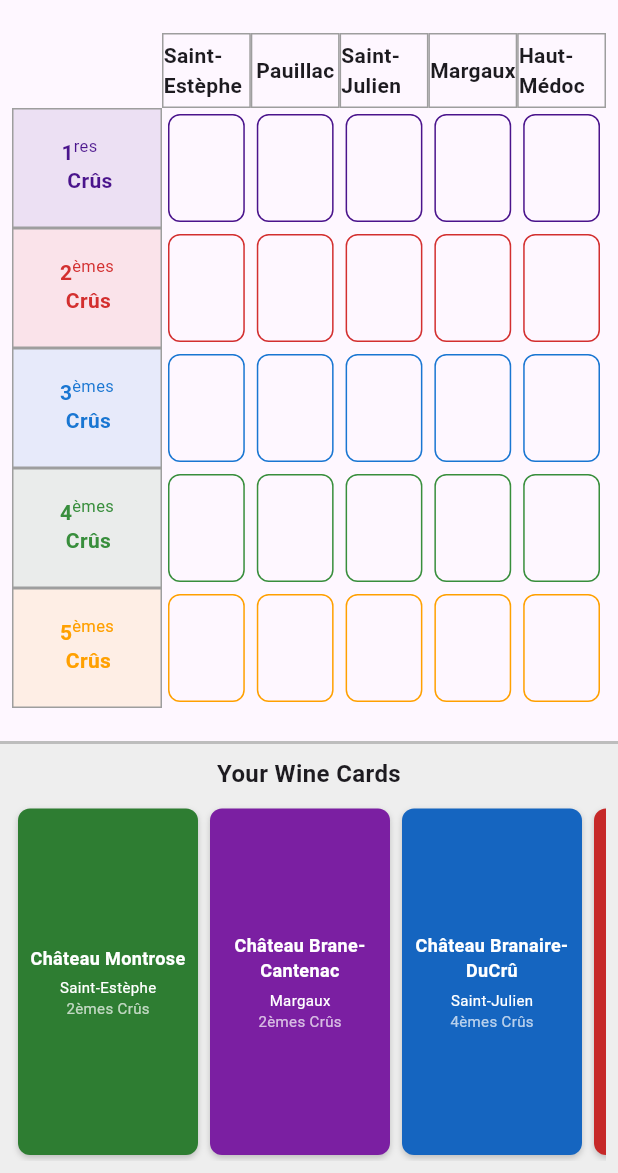
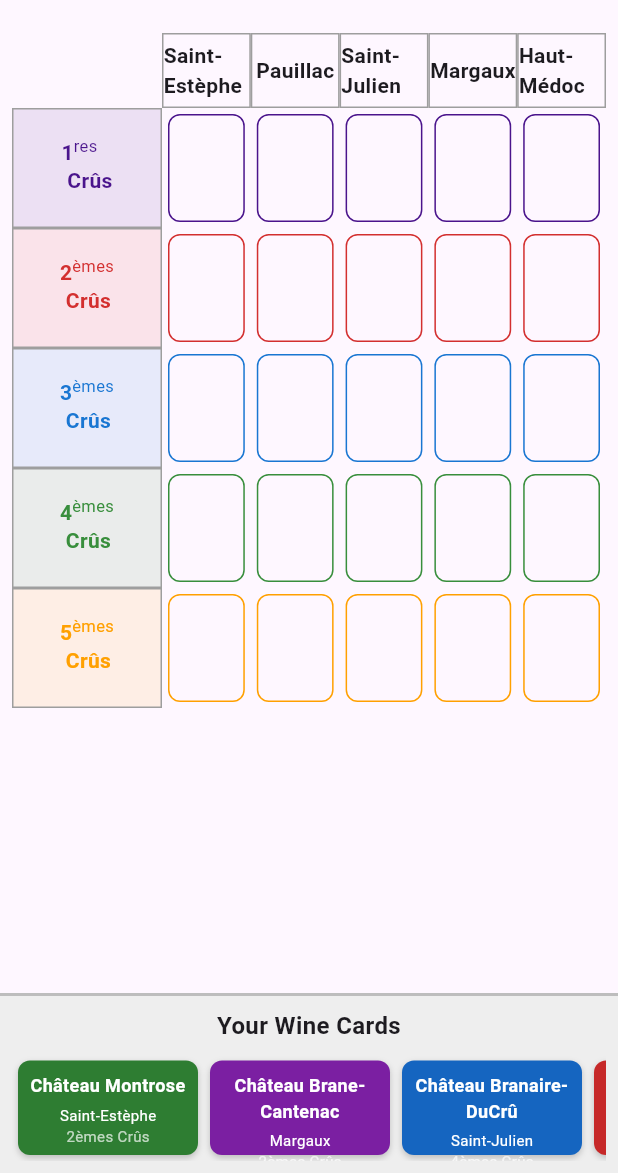
Before and after one commit to nwatab/medoc-1855-domino, a Flutter app: the screen it shows after launch, on a phone screen of 412 x 824 dp, the part 63-1236 px from its top. Run offline on Flutter 3.47's test engine with Material 3 defaults, Android fonts, the phone set to English and light mode, and no system bars; Roboto replaces fonts that are missing (Georgia).

Commit message:
set listview height 120px

```diff
--- a/lib/main.dart
+++ b/lib/main.dart
@@ -111,9 +111,8 @@
             ),
           ),
           // Wine cards in player's hand
-          Expanded(
-            flex: 3,
-            child: Container(
+          Container(
+            height: 120, // Fixed height of 120px
             padding: const EdgeInsets.all(8),
             decoration: BoxDecoration(
               color: Colors.grey[200],
@@ -146,8 +145,7 @@
                 ),
               ],
             ),
-            ),
-          ),
+          )
         ],
       ),
     );
```
Lines whose indentation alone changed are shown as unchanged.
